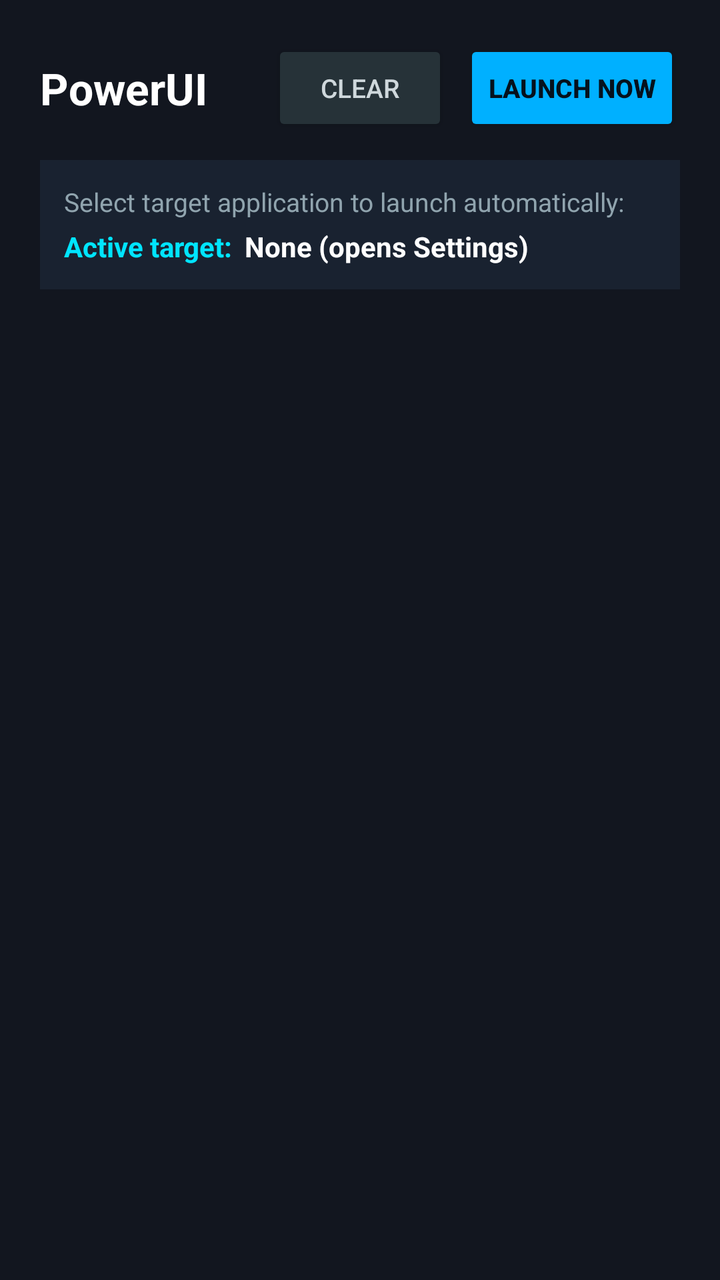
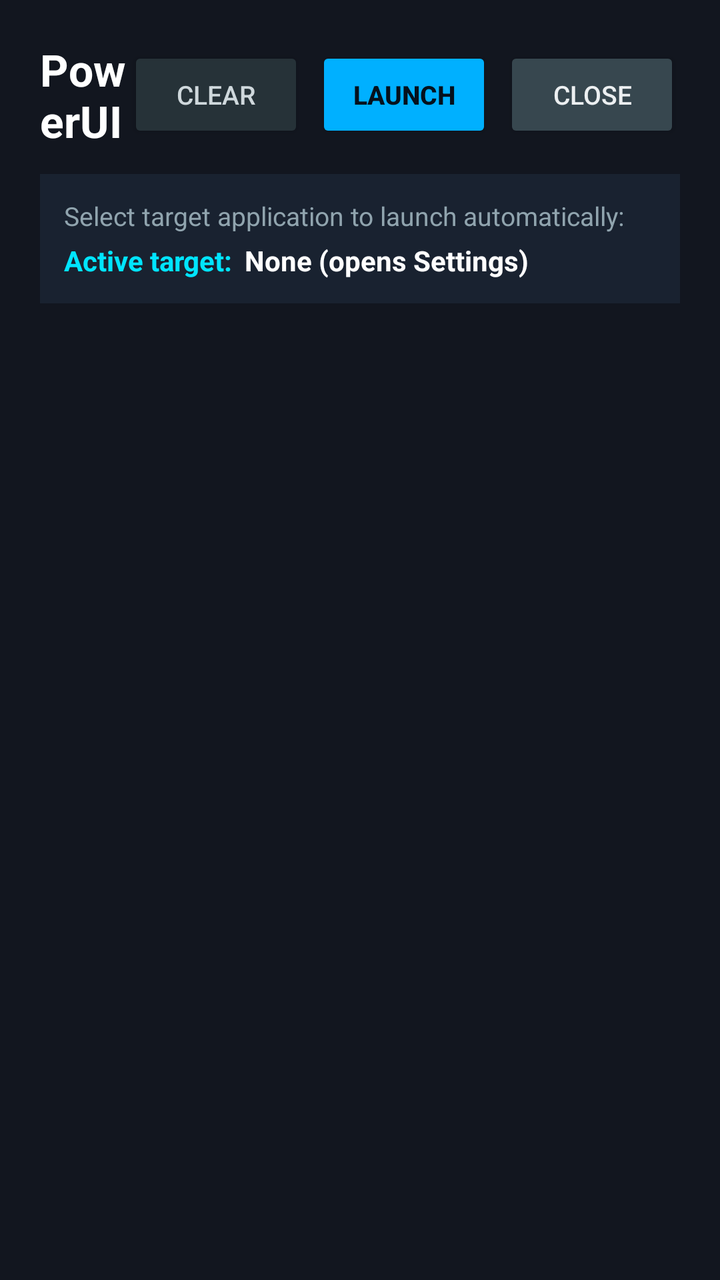

An Android layout rendered at two revisions. The XML below is the earlier revision; the diff shows what the commit changed to produce the second picture.
<!-- AndroidManifest.xml: application theme Theme.PowerUI -->
<!-- res/layout/activity_settings.xml -->
<?xml version="1.0" encoding="utf-8"?>
<LinearLayout xmlns:android="http://schemas.android.com/apk/res/android"
    xmlns:tools="http://schemas.android.com/tools"
    android:layout_width="match_parent"
    android:layout_height="match_parent"
    android:orientation="vertical"
    android:background="#12161F"
    android:padding="20dp">

    
    <LinearLayout
        android:layout_width="match_parent"
        android:layout_height="wrap_content"
        android:orientation="horizontal"
        android:gravity="center_vertical"
        android:paddingBottom="12dp">

        <TextView
            android:id="@+id/tvTitle"
            android:layout_width="0dp"
            android:layout_height="wrap_content"
            android:layout_weight="1"
            android:text="@string/settings_title"
            android:textColor="#FFFFFF"
            android:textSize="22sp"
            android:textStyle="bold" />

        <Button
            android:id="@+id/btnClear"
            android:layout_width="wrap_content"
            android:layout_height="wrap_content"
            android:backgroundTint="#263238"
            android:textColor="#CFD8DC"
            android:text="@string/btn_clear"
            android:textSize="13sp"
            android:layout_marginEnd="8dp" />

        <Button
            android:id="@+id/btnLaunchTarget"
            android:layout_width="wrap_content"
            android:layout_height="wrap_content"
            android:backgroundTint="#00B0FF"
            android:textColor="#05111D"
            android:text="@string/btn_launch_target"
            android:textStyle="bold"
            android:textSize="13sp" />
    </LinearLayout>

    
    <LinearLayout
        android:layout_width="match_parent"
        android:layout_height="wrap_content"
        android:background="#192230"
        android:padding="12dp"
        android:orientation="vertical"
        android:layout_marginBottom="12dp">

        <TextView
            android:layout_width="wrap_content"
            android:layout_height="wrap_content"
            android:text="@string/settings_subtitle"
            android:textColor="#90A4AE"
            android:textSize="13sp" />

        <LinearLayout
            android:layout_width="match_parent"
            android:layout_height="wrap_content"
            android:orientation="horizontal"
            android:layout_marginTop="4dp"
            android:gravity="center_vertical">

            <TextView
                android:layout_width="wrap_content"
                android:layout_height="wrap_content"
                android:text="@string/current_target_label"
                android:textColor="#00E5FF"
                android:textStyle="bold"
                android:textSize="14sp"
                android:layout_marginEnd="6dp" />

            <TextView
                android:id="@+id/tvCurrentTarget"
                android:layout_width="wrap_content"
                android:layout_height="wrap_content"
                android:text="@string/target_none_selected"
                android:textColor="#FFFFFF"
                android:textStyle="bold"
                android:textSize="14sp"
                android:ellipsize="end"
                android:maxLines="1" />
        </LinearLayout>
    </LinearLayout>

    
    <ProgressBar
        android:id="@+id/progressBar"
        android:layout_width="wrap_content"
        android:layout_height="wrap_content"
        android:layout_gravity="center"
        android:visibility="gone"
        tools:visibility="visible" />

    
    <TextView
        android:id="@+id/tvEmpty"
        android:layout_width="match_parent"
        android:layout_height="wrap_content"
        android:text="@string/no_apps_found"
        android:textColor="#78909C"
        android:textSize="14sp"
        android:gravity="center"
        android:visibility="gone"
        android:padding="24dp" />

    
    <androidx.recyclerview.widget.RecyclerView
        android:id="@+id/rvApps"
        android:layout_width="match_parent"
        android:layout_height="0dp"
        android:layout_weight="1"
        android:clipToPadding="false"
        android:scrollbars="vertical" />

</LinearLayout>
<!-- resources referenced by this layout -->
<resources>
  <string name="btn_clear">Clear</string>
  <string name="btn_launch_target">Launch now</string>
  <string name="current_target_label">Active target:</string>
  <string name="no_apps_found">No launchable applications found</string>
  <string name="settings_subtitle">Select target application to launch automatically:</string>
  <string name="settings_title">PowerUI</string>
  <string name="target_none_selected">None (opens Settings)</string>
  <style name="Theme.PowerUI" parent="Theme.AppCompat.NoActionBar">
          <item name="android:windowNoTitle">true</item>
          <item name="android:windowActionBar">false</item>
          <item name="android:windowBackground">#12161F</item>
          <item name="android:textColorPrimary">#FFFFFF</item>
          <item name="android:textColorSecondary">#90A4AE</item>
          <item name="colorPrimary">#00E5FF</item>
          <item name="colorAccent">#00E5FF</item>
      </style>
</resources>

<!-- the commit's change to res/layout/activity_settings.xml (unified diff, before → after) -->
@@ -33,7 +33,7 @@
             android:textColor="#CFD8DC"
             android:text="@string/btn_clear"
             android:textSize="13sp"
-            android:layout_marginEnd="8dp" />
+            android:layout_marginEnd="6dp" />
 
         <Button
             android:id="@+id/btnLaunchTarget"
@@ -43,6 +43,16 @@
             android:textColor="#05111D"
             android:text="@string/btn_launch_target"
             android:textStyle="bold"
+            android:textSize="13sp"
+            android:layout_marginEnd="6dp" />
+
+        <Button
+            android:id="@+id/btnExit"
+            android:layout_width="wrap_content"
+            android:layout_height="wrap_content"
+            android:backgroundTint="#37474F"
+            android:textColor="#ECEFF1"
+            android:text="@string/btn_exit"
             android:textSize="13sp" />
     </LinearLayout>
 
<!-- resource entries referenced after the edit -->
@@ -1,7 +1,8 @@
 <!-- resources referenced by this layout -->
 <resources>
   <string name="btn_clear">Clear</string>
-  <string name="btn_launch_target">Launch now</string>
+  <string name="btn_exit">Close</string>
+  <string name="btn_launch_target">Launch</string>
   <string name="current_target_label">Active target:</string>
   <string name="no_apps_found">No launchable applications found</string>
   <string name="settings_subtitle">Select target application to launch automatically:</string>
